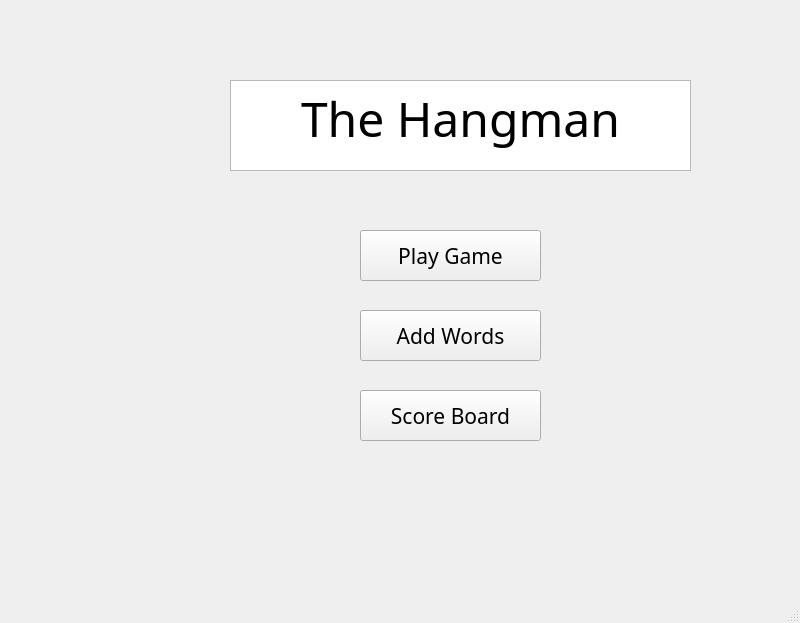
michaelrenoo/TheHangman, file Software/TheHangman/mainwindow.ui: the form before one commit.
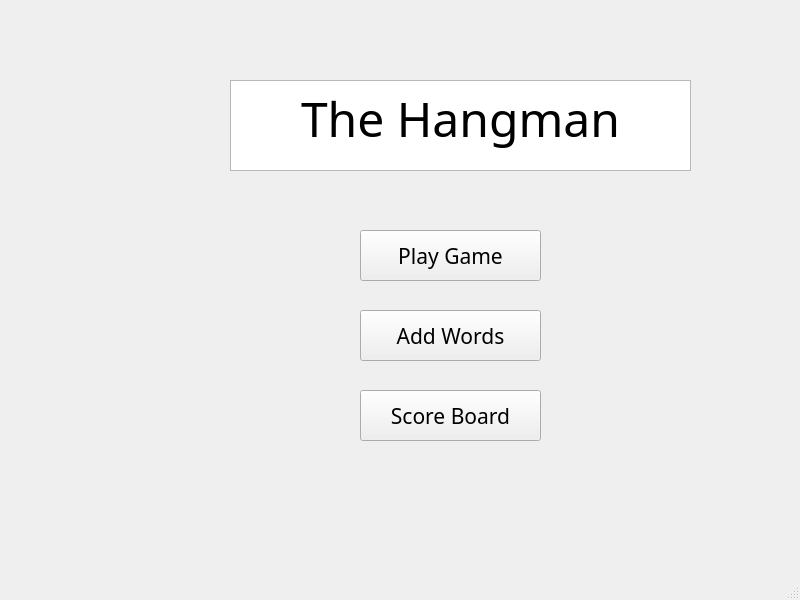
The form after the commit. Icons and pictures are not drawn.

The edit to the form file:
```diff
--- a/Software/TheHangman/mainwindow.ui
+++ b/Software/TheHangman/mainwindow.ui
@@ -7,7 +7,7 @@
     <x>0</x>
     <y>0</y>
     <width>800</width>
-    <height>623</height>
+    <height>600</height>
    </rect>
   </property>
   <property name="maximumSize">
```
